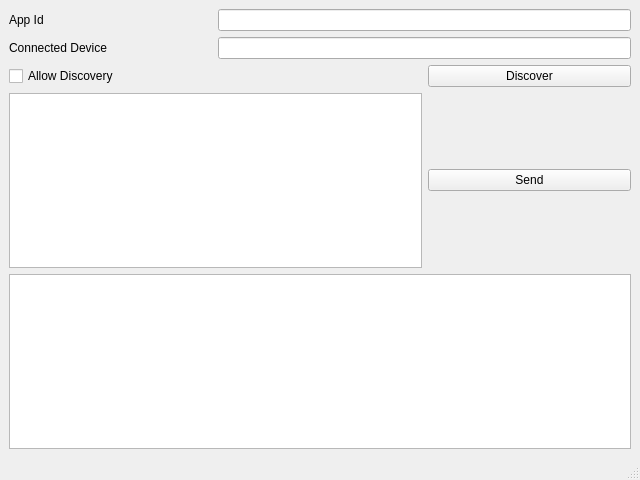
Before: the Qt Designer form gui.ui in abhi1p/Socket_Programming, drawn with Qt 5.
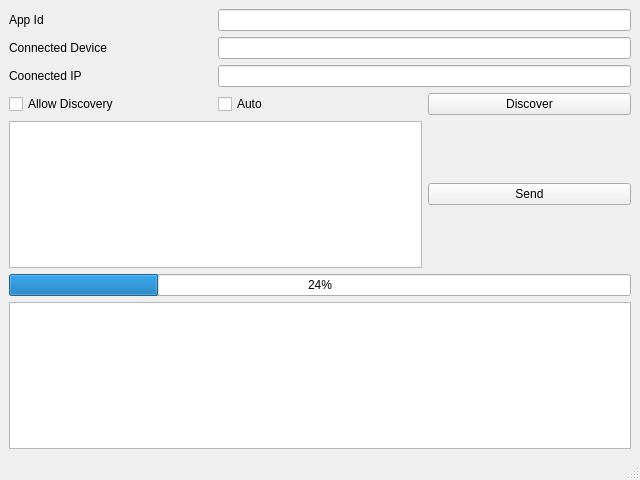
After: the same form once the commit is applied.

```diff
--- a/gui.ui
+++ b/gui.ui
@@ -17,16 +17,52 @@
    <layout class="QVBoxLayout" name="verticalLayout">
     <item>
      <layout class="QGridLayout" name="gridLayout">
-      <item row="0" column="0">
-       <widget class="QLabel" name="appIdLabel">
+      <item row="4" column="2">
+       <widget class="QPushButton" name="discoverBtn">
         <property name="text">
-         <string>App Id</string>
+         <string>Discover</string>
         </property>
        </widget>
       </item>
+      <item row="7" column="0" colspan="3">
+       <widget class="QTextEdit" name="messageDisplay"/>
+      </item>
       <item row="0" column="1" colspan="2">
        <widget class="QLineEdit" name="appIdInput"/>
       </item>
+      <item row="3" column="0">
+       <widget class="QLabel" name="coonnectedIPLabel">
+        <property name="text">
+         <string>Coonected IP</string>
+        </property>
+       </widget>
+      </item>
+      <item row="5" column="2">
+       <widget class="QPushButton" name="sendBtn">
+        <property name="text">
+         <string>Send</string>
+        </property>
+       </widget>
+      </item>
+      <item row="6" column="0" colspan="3">
+       <widget class="QProgressBar" name="transferProgressBar">
+        <property name="value">
+         <number>24</number>
+        </property>
+        <property name="alignment">
+         <set>Qt::AlignCenter</set>
+        </property>
+        <property name="textVisible">
+         <bool>true</bool>
+        </property>
+        <property name="invertedAppearance">
+         <bool>false</bool>
+        </property>
+        <property name="textDirection">
+         <enum>QProgressBar::BottomToTop</enum>
+        </property>
+       </widget>
+      </item>
       <item row="1" column="0">
        <widget class="QLabel" name="connectedDeviceLabel">
         <property name="text">
@@ -34,6 +70,16 @@
         </property>
        </widget>
       </item>
+      <item row="5" column="0" colspan="2">
+       <widget class="QListWidget" name="selectedFileListWidget"/>
+      </item>
+      <item row="0" column="0">
+       <widget class="QLabel" name="appIdLabel">
+        <property name="text">
+         <string>App Id</string>
+        </property>
+       </widget>
+      </item>
       <item row="1" column="1" colspan="2">
        <widget class="QLineEdit" name="coonectedDeviceDisplay">
         <property name="readOnly">
@@ -41,33 +87,33 @@
         </property>
        </widget>
       </item>
-      <item row="2" column="0" colspan="2">
+      <item row="3" column="1" colspan="2">
+       <widget class="QLineEdit" name="coonectedIPInput">
+        <property name="autoFillBackground">
+         <bool>false</bool>
+        </property>
+        <property name="clearButtonEnabled">
+         <bool>false</bool>
+        </property>
+       </widget>
+      </item>
+      <item row="4" column="0">
        <widget class="QCheckBox" name="allowDiscoveryCheckbox">
         <property name="text">
          <string>Allow Discovery</string>
         </property>
        </widget>
       </item>
-      <item row="2" column="2">
-       <widget class="QPushButton" name="discoverBtn">
+      <item row="4" column="1">
+       <widget class="QCheckBox" name="autoCheckBox">
         <property name="text">
-         <string>Discover</string>
+         <string>Auto</string>
         </property>
-       </widget>
-      </item>
-      <item row="3" column="2">
-       <widget class="QPushButton" name="sendBtn">
-        <property name="text">
-         <string>Send</string>
+        <property name="checked">
+         <bool>false</bool>
         </property>
        </widget>
       </item>
-      <item row="4" column="0" colspan="3">
-       <widget class="QTextEdit" name="messageDisplay"/>
-      </item>
-      <item row="3" column="0" colspan="2">
-       <widget class="QListWidget" name="selectedFileListWidget"/>
-      </item>
      </layout>
     </item>
    </layout>
```
